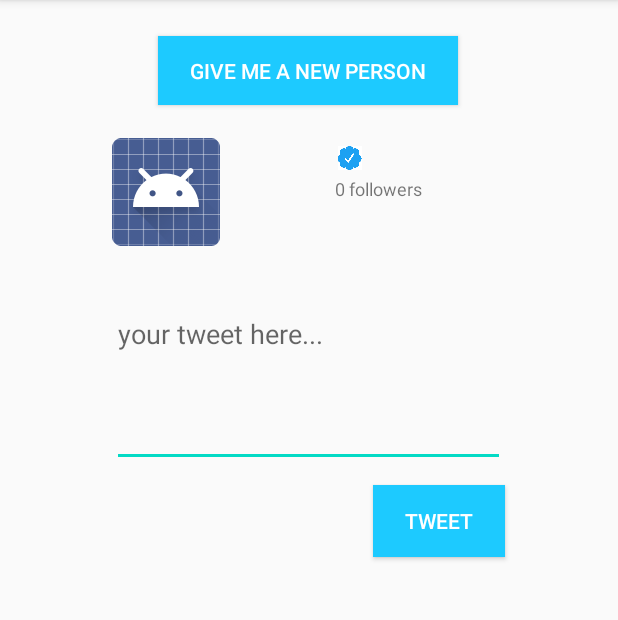
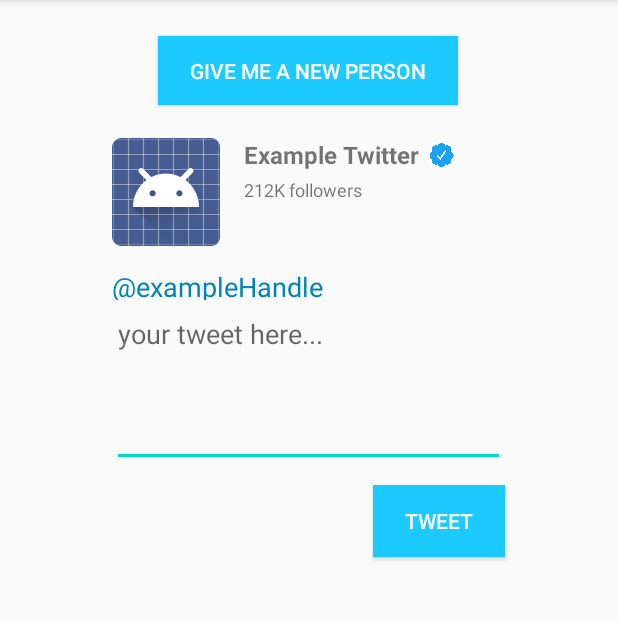
Before and after one commit to mattnovelli/VerifiedADay, an Android app: the screen it shows after launch (MainActivity), after a tap on "TWEET", on a phone screen of 412 x 824 dp, the part 84-704 px from its top. Run offline under Robolectric (Android 15) with nearby library versions, the phone set to English and light mode, and no system bars; libraries missing offline, so code that uses them is left out: twitter4j.conf; 8 statements that could not run were skipped.

Commit message:
big changes

```diff
--- a/app/src/main/java/com/example/verified/CustomTweet.java
+++ b/app/src/main/java/com/example/verified/CustomTweet.java
@@ -7,6 +7,7 @@ import android.widget.Toast;
 import java.util.ArrayList;
 import java.util.List;
 import java.util.Random;
+import java.util.concurrent.TimeUnit;
 
 import twitter4j.PagableResponseList;
 import twitter4j.Twitter;
@@ -17,8 +18,8 @@ import twitter4j.conf.ConfigurationBuilder;
 
 public class CustomTweet {
     private Twitter twitter = ConfigurationFactory();
-    private PagableResponseList<User> users;
-    private User sampleuser;
+    private List<User> users = null;
+    private final long VERIFIED_USER_ID = 63796828;
     public void sendTweet(String text) {
         try {
             twitter.updateStatus(text);
@@ -26,19 +27,27 @@ public class CustomTweet {
             System.out.println("oopsies:" + e);
         }
     }
-    public User getRandomFriend() {
+    public List<User> twitterAPIFriends() {
         new Thread(new Runnable() {
             public void run() {
-                long cursor = 1;
                 try {
-                    users = twitter.getFriendsList("verified", cursor);
-                    System.out.println("users list: " + users);
+                    System.out.println("making twitter API call!");
+                    users = twitter.getFriendsList(VERIFIED_USER_ID, -1);
+                    //System.out.println("users" + users);
+                    //Thread.sleep(1000);
+                } catch (IllegalStateException e) {
+                    e.printStackTrace();
                 } catch (TwitterException e) {
                     e.printStackTrace();
+//                } catch (InterruptedException e) {
+//                    e.printStackTrace();
                 }
             }
         }).start();
-        Random random = new Random();
+        return users;
+    }
+    public User getRandomFriend() {
+//        Random random = new Random();
 //        return users.get(random.nextInt(users.size()));
         return users.get(1);
     }
--- a/app/src/main/java/com/example/verified/MainActivity.java
+++ b/app/src/main/java/com/example/verified/MainActivity.java
@@ -8,16 +8,20 @@ import android.view.View;
 import android.widget.Button;
 import android.widget.EditText;
 import android.widget.TextView;
+import android.widget.Toast;
+
+import java.text.NumberFormat;
+import java.util.List;
+import java.util.Random;
 
 import twitter4j.User;
 
 
 public class MainActivity extends AppCompatActivity {
-    private CustomTweet newTweet;
+    private CustomTweet newTweet = new CustomTweet();
     private User targetUser;
-    private String name;
-    private String handle;
-    int followers;
+    private List<User> userList;
+
     @Override
     protected void onCreate(Bundle savedInstanceState) {
         super.onCreate(savedInstanceState);
@@ -25,7 +29,7 @@ public class MainActivity extends AppCompatActivity {
         try {
             regenerateTarget();
         } catch (Exception e) {
-            System.out.println("oopsies");
+            System.out.println("oopsies in onCreate: " + e);
         }
         final Button newPersonButton = findViewById(R.id.newPersonButton);
         newPersonButton.setOnClickListener(new View.OnClickListener() {
@@ -36,7 +40,7 @@ public class MainActivity extends AppCompatActivity {
                         try {
                             regenerateTarget();
                         } catch (Exception e) {
-                            System.out.println("oopsies");
+                            System.out.println("oopsies in newPersonButton" + e);
                         }
                     }
                 }).start();
@@ -48,80 +52,37 @@ public class MainActivity extends AppCompatActivity {
             public void onClick(View v) {
                 new Thread(new Runnable() {
                     public void run() {
-                        EditText text = (EditText)findViewById(R.id.customText);
-                        String value = text.getText().toString();
-                        newTweet.sendTweet("@" + handle + value);
+                        EditText customText = (EditText) findViewById(R.id.customText);
+                        System.out.println("current user is" + targetUser);
+                        String tweet = "@" + targetUser.getScreenName() + " " + customText.getText().toString();
+                        newTweet.sendTweet(tweet);
+                        customText.getText().clear();
                     }
                 }).start();
+                Toast.makeText(MainActivity.this, "Tweet sent!",
+                        Toast.LENGTH_SHORT).show();
+                //regenerateTarget();
             }
         });
 
     }
+
     public void regenerateTarget() {
-        CustomTweet newTweet = new CustomTweet();
-        User targetUser = newTweet.getRandomFriend();
-        name = targetUser.getName();
-        handle = targetUser.getScreenName();
-        followers = targetUser.getFollowersCount();
+        //newTweet = new CustomTweet();
+        NumberFormat customFormat = NumberFormat.getInstance();
+        customFormat.setGroupingUsed(true);
+        userList = newTweet.twitterAPIFriends();
+
+        Random random = new Random();
+        targetUser = userList.get(random.nextInt(userList.size()));
 
         TextView userHandle = (TextView) findViewById(R.id.userHandle);
-        userHandle.setText(handle);
+        userHandle.setText("@" + targetUser.getScreenName());
 
         TextView realname = (TextView) findViewById(R.id.realName);
-        realname.setText(name);
+        realname.setText(targetUser.getName());
 
         TextView userFollowers = (TextView) findViewById(R.id.userFollowers);
-        userFollowers.setText(followers + " followers");
+        userFollowers.setText(customFormat.format(targetUser.getFollowersCount()) + " followers");
     }
-
-//    public String tweetCreate() {
-//        final TextView tweet = (TextView) findViewById(R.id.customText);
-//        RequestQueue queue1 = Volley.newRequestQueue(this);
-//        //Get.friends/Ids sample string request experiment
-//        StringRequest getFriends = new StringRequest(Request.Method.GET, "https://api.twitter.com/1.1/friends/ids.json",
-//                new Response.Listener<String>() {
-//                    @SuppressLint("SetTextI18n")
-//                    public void onResponse(String response) {
-//                        // Do something with response
-//                        tweet.setText("verified");
-//                    }
-//                }, new Response.ErrorListener() {
-//            public void onErrorResponse(VolleyError error) {
-//                // handle error
-//                tweet.setText("That didn't work!");
-//            }
-//        });
-//        queue1.add(getFriends);
-//        System.out.println(tweet.toString());
-//        return tweet.toString();
-//    }
 }
-
-
-    /*Button newPersonButton = (Button) findViewById(R.id.newPersonButton);
-
-    //click new person button?
-    public String clicked() {
-        //clicks button
-        newPersonButton.setOnClickListener(new View.OnClickListener() {
-            public void onClick(View v) {
-            }
-        });
-        if (newPersonButton.isPressed()) {
-            return "verified";
-        }
-        return "yesterdays user??";
-    }
-    //send tweet?
-    public String tweet() {
-        if (clicked().equals("verified")) {
-            tweetButton.setOnClickListener(new View.OnClickListener() {
-                public void onClick(View v) {
-                }
-            });
-            return "tweet";
-        }
-        return null;
-    }*/
-
-//}
--- a/app/src/main/res/layout/activity_main.xml
+++ b/app/src/main/res/layout/activity_main.xml
@@ -68,13 +68,18 @@
 
     <TextView
         android:id="@+id/realName"
-        android:layout_width="wrap_content"
-        android:layout_height="21dp"
+        android:layout_width="122dp"
+        android:layout_height="22dp"
         android:layout_marginEnd="112dp"
         android:layout_marginRight="112dp"
+        android:maxLines="1"
         android:text="Example Twitter"
         android:textSize="18sp"
         android:textStyle="bold"
+        app:autoSizeMaxTextSize="18sp"
+        app:autoSizeMinTextSize="10sp"
+        app:autoSizeStepGranularity="1px"
+        app:autoSizeTextType="uniform"
         app:layout_constraintEnd_toEndOf="parent"
         app:layout_constraintStart_toEndOf="@+id/profilePicture"
         app:layout_constraintTop_toTopOf="@+id/profilePicture" />
@@ -96,7 +101,6 @@
         app:layout_constraintBottom_toBottomOf="@+id/realName"
         app:layout_constraintStart_toEndOf="@+id/realName"
         app:layout_constraintTop_toTopOf="@+id/realName"
-        app:layout_constraintVertical_bias="1.0"
         app:srcCompat="@drawable/verifiedbadge" />
 
 </androidx.constraintlayout.widget.ConstraintLayout>
```
